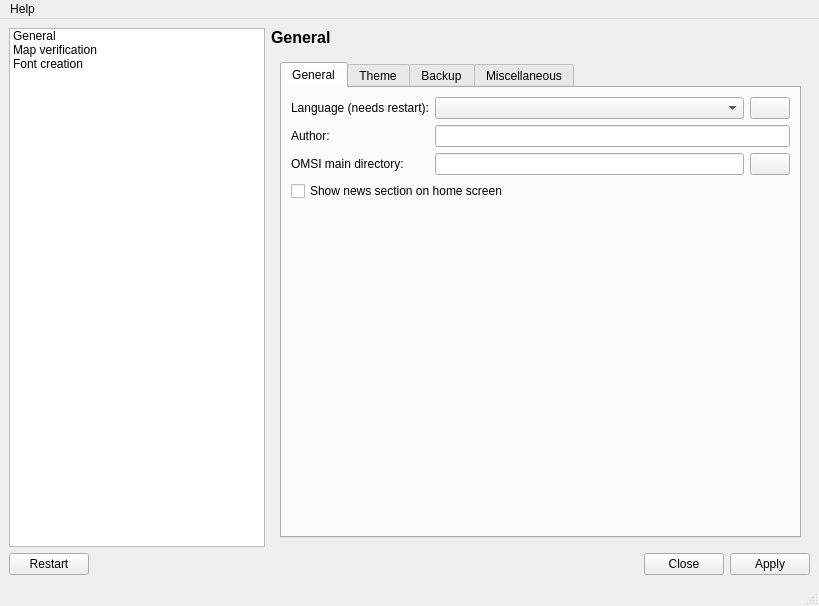
First picture: the form in OTModules/OTGeneric/wpreferences.ui, repository pietr26/OMSI-Tools, before the edit.
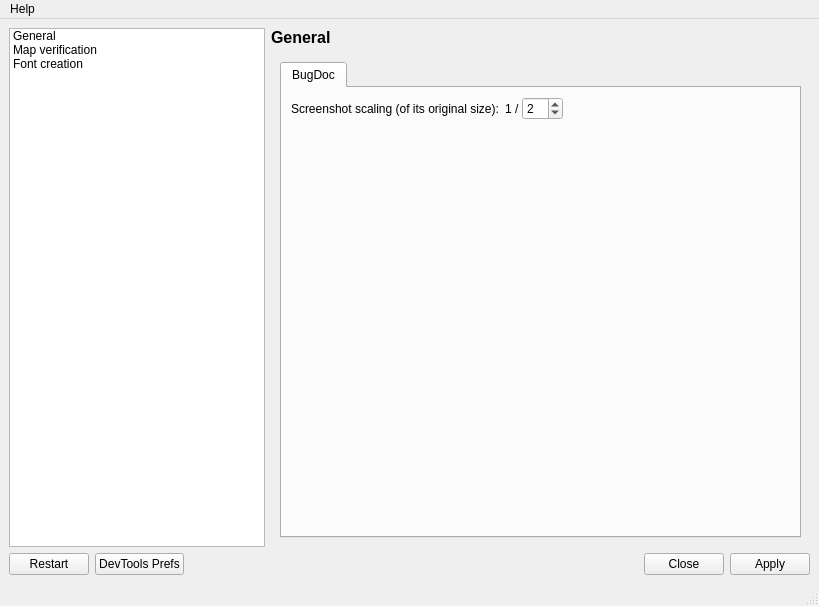
Second picture: the form after the edit. The open tabs and pages were chosen to show the change. Icons and pictures are not drawn.

Commit message: Implementet DevTools stuff

The edit to the form file:
```diff
--- a/OTModules/OTGeneric/wpreferences.ui
+++ b/OTModules/OTGeneric/wpreferences.ui
@@ -135,6 +135,104 @@
           <property name="currentIndex">
            <number>0</number>
           </property>
+          <widget class="QWidget" name="pgeDevToolsPrefs">
+           <layout class="QVBoxLayout" name="verticalLayout_13">
+            <item>
+             <widget class="QTabWidget" name="tabWidget">
+              <widget class="QWidget" name="tabBugDoc">
+               <attribute name="title">
+                <string>BugDoc</string>
+               </attribute>
+               <layout class="QVBoxLayout" name="verticalLayout_15">
+                <item>
+                 <layout class="QFormLayout" name="formLayout">
+                  <item row="0" column="0">
+                   <widget class="QLabel" name="lblBugDocScaling">
+                    <property name="sizePolicy">
+                     <sizepolicy hsizetype="Preferred" vsizetype="Preferred">
+                      <horstretch>0</horstretch>
+                      <verstretch>0</verstretch>
+                     </sizepolicy>
+                    </property>
+                    <property name="text">
+                     <string>Screenshot scaling (of its original size):</string>
+                    </property>
+                   </widget>
+                  </item>
+                  <item row="0" column="1">
+                   <layout class="QHBoxLayout" name="horizontalLayout_2">
+                    <item>
+                     <layout class="QHBoxLayout" name="horizontalLayout_4">
+                      <property name="spacing">
+                       <number>0</number>
+                      </property>
+                      <item>
+                       <widget class="QLabel" name="lblBugDocScaling1">
+                        <property name="text">
+                         <string notr="true">1 / </string>
+                        </property>
+                        <property name="alignment">
+                         <set>Qt::AlignCenter</set>
+                        </property>
+                       </widget>
+                      </item>
+                      <item>
+                       <widget class="QSpinBox" name="sbxBugDocScreenshotScale">
+                        <property name="minimum">
+                         <number>1</number>
+                        </property>
+                        <property name="maximum">
+                         <number>64</number>
+                        </property>
+                        <property name="singleStep">
+                         <number>1</number>
+                        </property>
+                        <property name="value">
+                         <number>2</number>
+                        </property>
+                        <property name="displayIntegerBase">
+                         <number>10</number>
+                        </property>
+                       </widget>
+                      </item>
+                     </layout>
+                    </item>
+                    <item>
+                     <spacer name="horizontalSpacer_2">
+                      <property name="orientation">
+                       <enum>Qt::Horizontal</enum>
+                      </property>
+                      <property name="sizeHint" stdset="0">
+                       <size>
+                        <width>40</width>
+                        <height>20</height>
+                       </size>
+                      </property>
+                     </spacer>
+                    </item>
+                   </layout>
+                  </item>
+                 </layout>
+                </item>
+                <item>
+                 <spacer name="verticalSpacer_7">
+                  <property name="orientation">
+                   <enum>Qt::Vertical</enum>
+                  </property>
+                  <property name="sizeHint" stdset="0">
+                   <size>
+                    <width>20</width>
+                    <height>40</height>
+                   </size>
+                  </property>
+                 </spacer>
+                </item>
+               </layout>
+              </widget>
+             </widget>
+            </item>
+           </layout>
+          </widget>
           <widget class="QWidget" name="pgeGeneral">
            <layout class="QVBoxLayout" name="verticalLayout">
             <item>
@@ -1005,6 +1103,13 @@
         </property>
        </widget>
       </item>
+      <item>
+       <widget class="QPushButton" name="btnDevToolsPrefs">
+        <property name="text">
+         <string notr="true">DevTools Prefs</string>
+        </property>
+       </widget>
+      </item>
       <item>
        <spacer name="horizontalSpacer">
         <property name="orientation">
```
Left out of the diff: 2 changed lines with no effect on the pictures. The commit also changes 11 other files.
